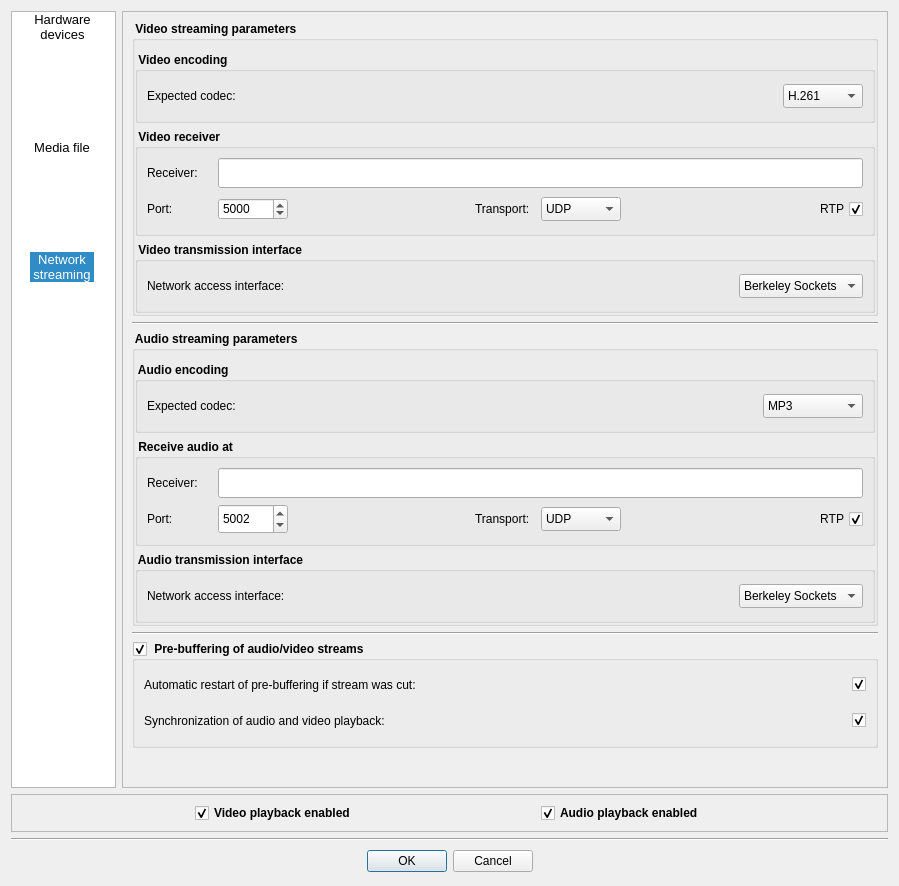
The window that Homer/forms/Dialogs/OpenVideoAudioPreviewDialog.ui (Homer-Conferencing/Homer-Conferencing) describes before a commit, drawn with Qt 5.
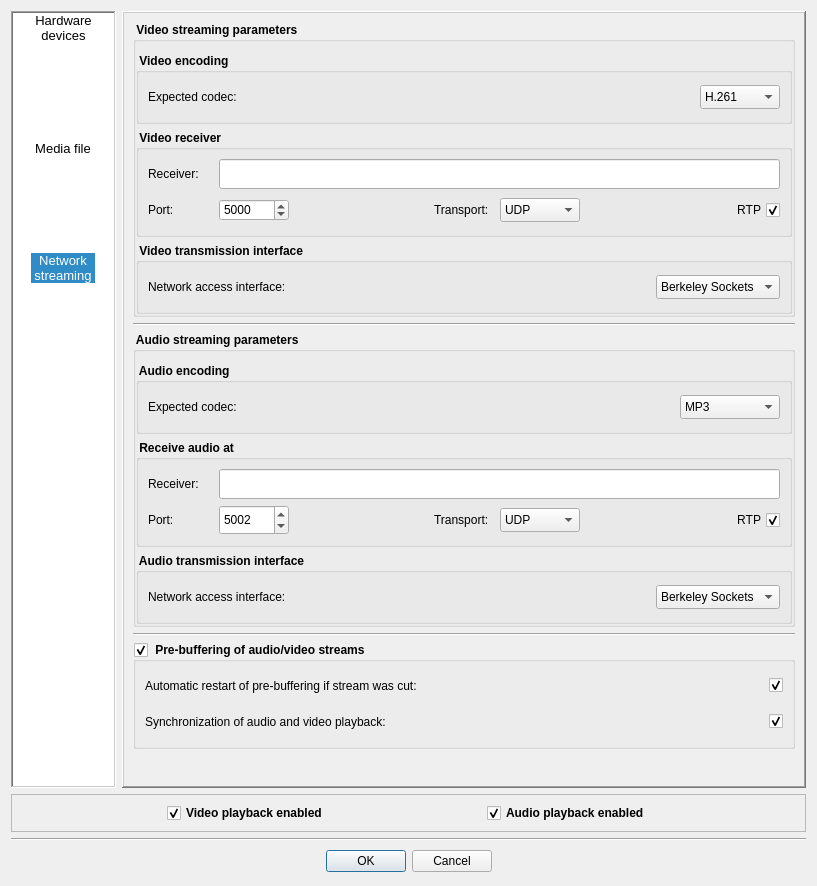
The same window after the commit. Icons and pictures are not drawn.

```diff
--- a/Homer/forms/Dialogs/OpenVideoAudioPreviewDialog.ui
+++ b/Homer/forms/Dialogs/OpenVideoAudioPreviewDialog.ui
@@ -6,7 +6,7 @@
    <rect>
     <x>0</x>
     <y>0</y>
-    <width>899</width>
+    <width>817</width>
     <height>886</height>
    </rect>
   </property>
@@ -31,7 +31,7 @@
      <item row="0" column="1">
       <widget class="QStackedWidget" name="mSwPreviewPages">
        <property name="frameShape">
-        <enum>QFrame::StyledPanel</enum>
+        <enum>QFrame::WinPanel</enum>
        </property>
        <property name="frameShadow">
         <enum>QFrame::Raised</enum>
@@ -1555,7 +1555,7 @@
         </font>
        </property>
        <property name="frameShape">
-        <enum>QFrame::StyledPanel</enum>
+        <enum>QFrame::WinPanel</enum>
        </property>
        <property name="frameShadow">
         <enum>QFrame::Sunken</enum>
```
